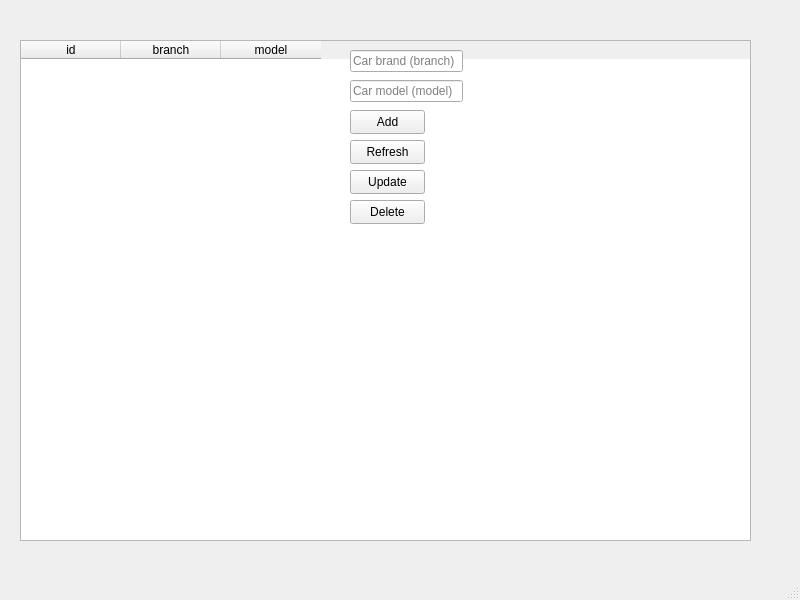
The window that qt-app/CarApp/mainwindow.ui (niiloilli/ohjelmoinnin-rastitehtava) describes before a commit, drawn with Qt 5.
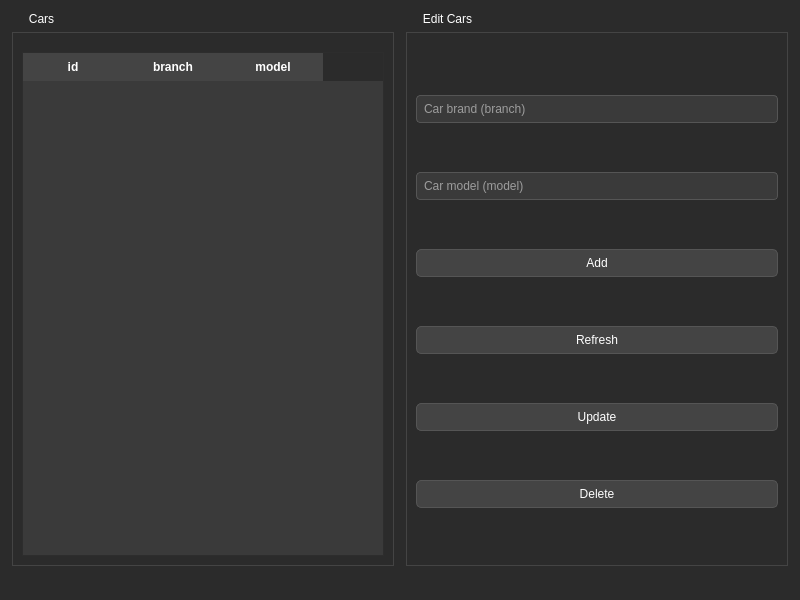
The same window after the commit.

Patch:
```diff
--- a/qt-app/CarApp/mainwindow.ui
+++ b/qt-app/CarApp/mainwindow.ui
@@ -13,15 +13,86 @@
   <property name="windowTitle">
    <string>MainWindow</string>
   </property>
+  <property name="styleSheet">
+   <string notr="true">QWidget {
+    background-color: #2b2b2b;
+    color: white;
+}
+
+QGroupBox {
+    border: 1px solid #444;
+    margin-top: 20px;
+    padding-top: 10px;
+}
+
+QGroupBox::title {
+    subcontrol-origin: margin;
+    left: 10px;
+    padding: 0 5px;
+}
+
+QLineEdit {
+    background-color: #3a3a3a;
+    border: 1px solid #555;
+    border-radius: 4px;
+    padding: 5px;
+}
+
+QTableWidget {
+    background-color: #3a3a3a;
+    alternate-background-color: #333;
+    gridline-color: #555;
+}
+
+QHeaderView::section {
+    background-color: #444;
+    padding: 5px;
+    border: none;
+    font-weight: bold;
+}
+
+QPushButton {
+    background-color: #444;
+    border: 1px solid #555;
+    padding: 6px 12px;
+    border-radius: 5px;
+}
+
+QPushButton:hover {
+    background-color: #555;
+}
+</string>
+  </property>
   <widget class="QWidget" name="centralwidget">
+   <layout class="QHBoxLayout" name="horizontalLayout">
+    <property name="spacing">
+     <number>12</number>
+    </property>
+    <property name="leftMargin">
+     <number>12</number>
+    </property>
+    <property name="topMargin">
+     <number>12</number>
+    </property>
+    <property name="rightMargin">
+     <number>12</number>
+    </property>
+    <property name="bottomMargin">
+     <number>12</number>
+    </property>
+    <item>
+     <widget class="QGroupBox" name="groupBox">
+      <property name="title">
+       <string>Cars</string>
+      </property>
+      <layout class="QGridLayout" name="gridLayout">
+       <item row="0" column="0">
    <widget class="QTableWidget" name="tableWidgetCars">
-    <property name="geometry">
-     <rect>
-      <x>20</x>
-      <y>40</y>
-      <width>731</width>
-      <height>501</height>
-     </rect>
+         <property name="sizeAdjustPolicy">
+          <enum>QAbstractScrollArea::SizeAdjustPolicy::AdjustToContents</enum>
+         </property>
+         <property name="alternatingRowColors">
+          <bool>true</bool>
     </property>
     <column>
      <property name="text">
@@ -39,15 +110,18 @@
      </property>
     </column>
    </widget>
+       </item>
+      </layout>
+     </widget>
+    </item>
+    <item>
+     <widget class="QGroupBox" name="groupBox_2">
+      <property name="title">
+       <string>Edit Cars</string>
+      </property>
+      <layout class="QGridLayout" name="gridLayout_2">
+       <item row="0" column="0">
    <widget class="QLineEdit" name="lineEditBranch">
-    <property name="geometry">
-     <rect>
-      <x>350</x>
-      <y>50</y>
-      <width>113</width>
-      <height>22</height>
-     </rect>
-    </property>
     <property name="text">
      <string/>
     </property>
@@ -55,15 +129,9 @@
      <string>Car brand (branch)</string>
     </property>
    </widget>
+       </item>
+       <item row="1" column="0">
    <widget class="QLineEdit" name="lineEditModel">
-    <property name="geometry">
-     <rect>
-      <x>350</x>
-      <y>80</y>
-      <width>113</width>
-      <height>22</height>
-     </rect>
-    </property>
     <property name="text">
      <string/>
     </property>
@@ -71,58 +139,39 @@
      <string>Car model (model)</string>
     </property>
    </widget>
-   <widget class="QPushButton" name="btnRefresh">
-    <property name="geometry">
-     <rect>
-      <x>350</x>
-      <y>140</y>
-      <width>75</width>
-      <height>24</height>
-     </rect>
-    </property>
-    <property name="text">
-     <string>Refresh</string>
-    </property>
-   </widget>
+       </item>
+       <item row="2" column="0">
    <widget class="QPushButton" name="btnAdd">
-    <property name="geometry">
-     <rect>
-      <x>350</x>
-      <y>110</y>
-      <width>75</width>
-      <height>24</height>
-     </rect>
-    </property>
     <property name="text">
      <string>Add</string>
     </property>
    </widget>
+       </item>
+       <item row="3" column="0">
+        <widget class="QPushButton" name="btnRefresh">
+         <property name="text">
+          <string>Refresh</string>
+         </property>
+        </widget>
+       </item>
+       <item row="4" column="0">
    <widget class="QPushButton" name="btnUpdate">
-    <property name="geometry">
-     <rect>
-      <x>350</x>
-      <y>170</y>
-      <width>75</width>
-      <height>24</height>
-     </rect>
-    </property>
     <property name="text">
      <string>Update</string>
     </property>
    </widget>
+       </item>
+       <item row="5" column="0">
    <widget class="QPushButton" name="btnDelete">
-    <property name="geometry">
-     <rect>
-      <x>350</x>
-      <y>200</y>
-      <width>75</width>
-      <height>24</height>
-     </rect>
-    </property>
     <property name="text">
      <string>Delete</string>
     </property>
    </widget>
+       </item>
+      </layout>
+     </widget>
+    </item>
+   </layout>
   </widget>
   <widget class="QMenuBar" name="menubar">
    <property name="geometry">
```
Left out of the diff: 2 changed lines with no effect on the pictures. Lines whose indentation alone changed are shown as unchanged.
